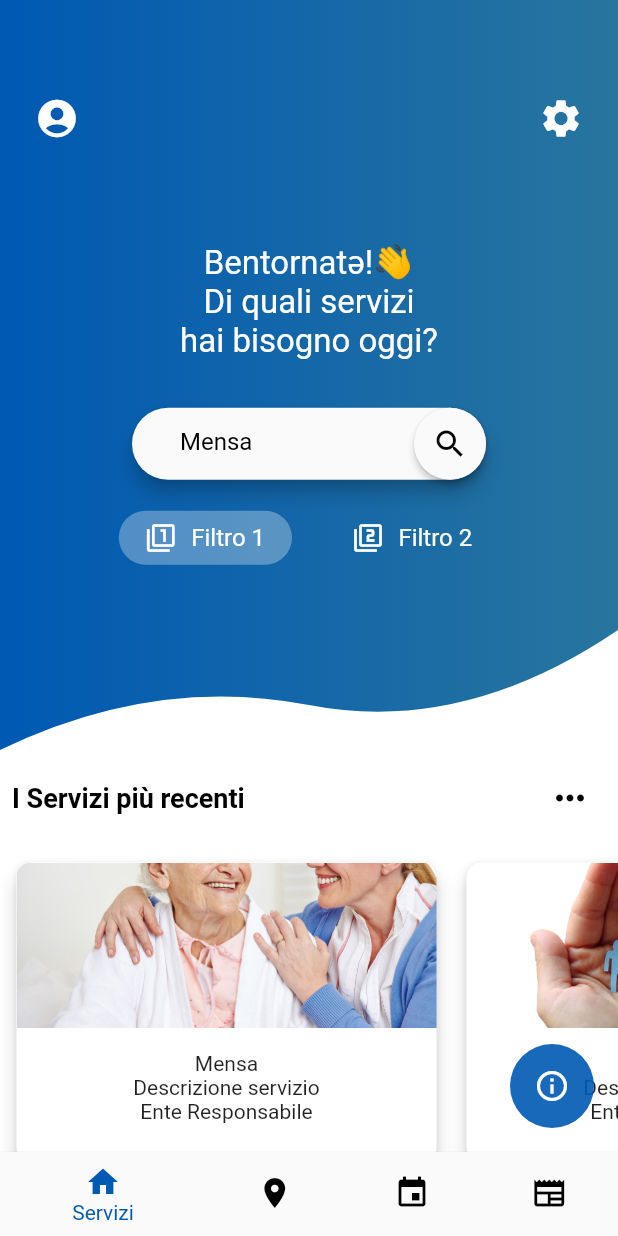
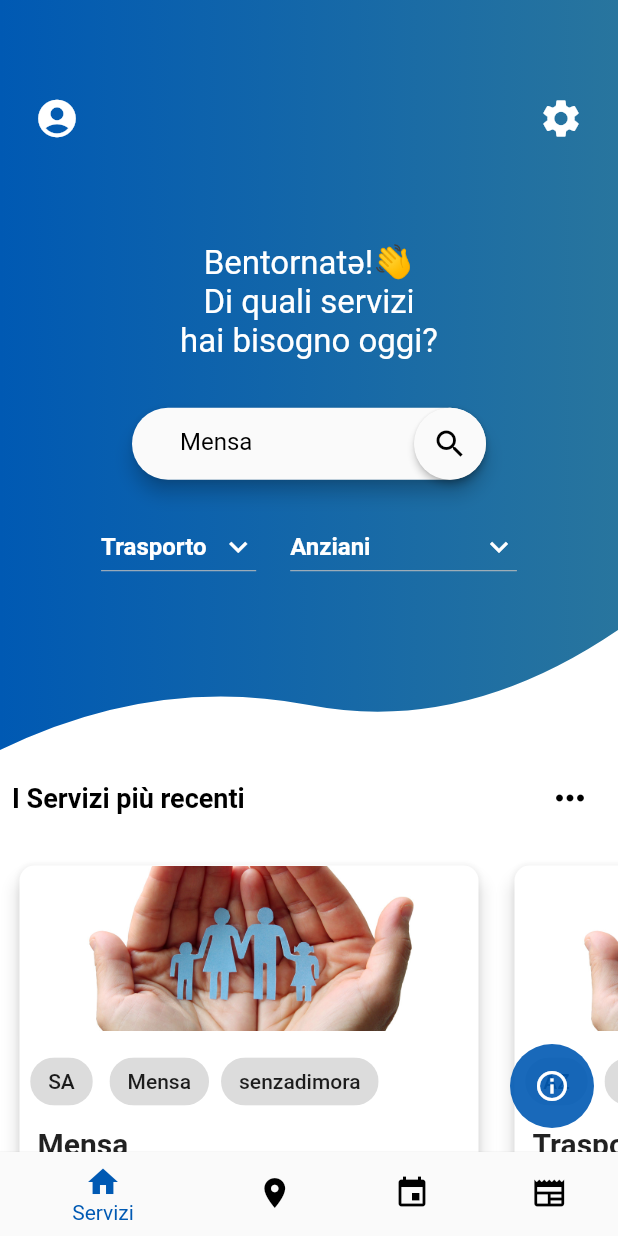
Before and after one commit to FedericoRipoli/EMAD2022_2023-8, a Flutter app: the BottomNav screen opened directly, on a phone screen of 412 x 824 dp. Run offline on Flutter 3.47's test engine with Material 2 defaults, Android fonts, the phone set to English and light mode, and no system bars; our stand-ins replace introduction_screen, shared_preferences; accounts and stored records are empty; project files that could hold a hidden picture were left out.

Commit message:
aggiornamento home
Correzione di alcune componenti

```diff
--- a/sws_frontend/lib/Service.dart
+++ /dev/null
@@ -1,147 +0,0 @@
-import 'package:flutter/material.dart';
-import 'main.dart';
-
-class Service extends StatelessWidget {
-  final String? image, monthyear, oldprice;
-  final String? name, discount, newprice;
-
-  const Service(
-      {Key? key,
-      this.image,
-      this.monthyear,
-      this.oldprice,
-      this.name,
-      this.discount,
-      this.newprice})
-      : super(key: key);
-  @override
-  Widget build(BuildContext context) {
-    Column c = Column(children: [
-      GestureDetector(
-        onTap: () {},
-        child: Container(
-          width: 300,
-          height: 220,
-          child: Card(
-            clipBehavior: Clip.antiAliasWithSaveLayer,
-            shape: RoundedRectangleBorder(
-              borderRadius: BorderRadius.circular(10.0),
-            ),
-            elevation: 5,
-            margin: const EdgeInsets.all(10),
-            child: Column(
-              children: [
-                SizedBox(
-                  width: 335,
-                  height: 110,
-                  child: Image.asset(
-                    image!,
-                    fit: BoxFit.fitWidth,
-                  ),
-                ),
-                const SizedBox(
-                  height: 16,
-                ),
-                Column(children: [
-                  Text(name!),
-                  Text('Descrizione servizio'),
-                  Text('Ente Responsabile')
-                ])
-              ],
-            ),
-          ),
-        ),
-      ),
-    ]);
-
-    return c;
-  }
-}
-
-/*
-* Column(
-      children: <Widget>[
-        ClipRRect(
-            borderRadius: const BorderRadius.all(Radius.circular(20)),
-            child: Stack(
-              children: <Widget>[
-                Padding(
-                  padding: const EdgeInsets.symmetric(horizontal: 5),
-                  child: Container(
-                    height: height! * .8 < 160 ? height! * .140 : 160,
-                    width: width! * .8 < 250 ? width! * .8 : 250,
-                    //   child:Image .asset(image,fit: BoxFit.cover,)
-                    decoration: BoxDecoration(
-                        image: DecorationImage(
-                            image: AssetImage(image!), fit: BoxFit.fill)),
-                  ),
-                ),
-                Positioned(
-                  height: 65,
-                  width: width! * .8 < 250 ? width! * .8 : 250,
-                  left: 5,
-                  //right: 0,
-                  bottom: 0,
-                  child: Container(
-                    decoration: const BoxDecoration(
-                        gradient: LinearGradient(
-                            colors: [Colors.black, Colors.black12],
-                            begin: Alignment.bottomCenter,
-                            end: Alignment.topCenter)),
-                  ),
-                ),
-                Positioned(
-                  left: 10,
-                  bottom: 10,
-                  right: 15,
-                  child: Row(
-                    mainAxisSize: MainAxisSize.max,
-                    mainAxisAlignment: MainAxisAlignment.spaceBetween,
-                    children: <Widget>[
-                      Container(
-                        padding: const EdgeInsets.symmetric(
-                            horizontal: 8, vertical: 2),
-                        child: Column(
-                          crossAxisAlignment: CrossAxisAlignment.start,
-                          children: <Widget>[
-                            Text(
-                              name!,
-                              style: const TextStyle(
-                                  fontSize: 18,
-                                  fontWeight: FontWeight.bold,
-                                  color: Colors.white),
-                            ),
-                            Text(
-                              monthyear!,
-                              style: const TextStyle(
-                                  fontSize: 14,
-                                  fontWeight: FontWeight.w400,
-                                  color: Colors.white),
-                            ),
-                          ],
-                        ),
-                      ),
-                      Container(
-                        padding: const EdgeInsets.symmetric(
-                            horizontal: 8, vertical: 2),
-                        decoration: const BoxDecoration(
-                            shape: BoxShape.rectangle,
-                            color: Colors.white,
-                            borderRadius:
-                                BorderRadius.all(Radius.circular(10))),
-                        child: Text(
-                          discount!,
-                          style: const TextStyle(
-                              fontSize: 14,
-                              fontWeight: FontWeight.w400,
-                              color: Colors.black),
-                        ),
-                      )
-                    ],
-                  ),
-                )
-              ],
-            )),
-      ],
-    );
-* */
--- /dev/null
+++ b/sws_frontend/lib/entity/Servizio.dart
@@ -0,0 +1,109 @@
+import 'package:flutter/material.dart';
+import 'package:frontend_sws/entity/Ente.dart';
+import 'Contatto.dart';
+
+class Servizio extends StatelessWidget {
+  final String id;
+  final String? nome, contenuto;
+  final List<AssetImage>? immagini;
+  final List<Contatto>? contatti;
+  final bool visibile;
+  final String? tags, ambito, tipologia;
+  final Ente? ente;
+  /*
+  * private List<Contatto> contatti;
+     private Ambito ambito;
+    @OneToOne
+    private Tipologia tipologia;
+    @OneToOne
+    private Ente ente;
+    @OneToMany
+    private List<OperazioneServizio> operazioni;
+  *
+  * */
+
+  const Servizio({
+    Key? key,
+    required this.id,
+    this.nome,
+    this.contenuto,
+    this.immagini,
+    this.contatti,
+    required this.visibile,
+    this.tags,
+    this.ambito,
+    this.tipologia,
+    this.ente,
+  }) : super(key: key);
+  @override
+  Widget build(BuildContext context) {
+    return Column(children: [
+      GestureDetector(
+        onTap: () {},
+        child: Container(
+          width: 330,
+          height: 240,
+          child: Card(
+            clipBehavior: Clip.antiAliasWithSaveLayer,
+            shape: RoundedRectangleBorder(
+              borderRadius: BorderRadius.circular(10.0),
+            ),
+            elevation: 5,
+            margin: const EdgeInsets.all(12),
+            child: Column(
+              children: [
+                SizedBox(
+                  width: 335,
+                  height: 110,
+                  child: Image.asset(
+                    "assets/images/welfare.jpg",
+                    fit: BoxFit.fitWidth,
+                  ),
+                ),
+                const SizedBox(
+                  height: 6,
+                ),
+                Column(children: [
+                  Row(children: [
+                    Container(
+                      margin: const EdgeInsets.all(4),
+                      child: Chip(
+                        label: Text(ambito!),
+                      ),
+                    ),
+                    Container(
+                      margin: const EdgeInsets.all(4),
+                      child: Chip(
+                        label: Text(tipologia!),
+                      ),
+                    ),
+                    Container(
+                      margin: const EdgeInsets.all(4),
+                      child: Chip(
+                        label: Text(tags!),
+                      ),
+                    ),
+                  ]),
+                  Row(children: [
+                    Container(
+                      margin: const EdgeInsets.only(left: 10),
+                      padding: const EdgeInsets.all(2),
+                      alignment: Alignment.center,
+                      child: Text(
+                        nome!,
+                        style: const TextStyle(
+                          fontSize: 20,
+                          fontWeight: FontWeight.bold,
+                        ),
+                      ),
+                    ),
+                  ]),
+                ])
+              ],
+            ),
+          ),
+        ),
+      ),
+    ]);
+  }
+}
--- a/sws_frontend/lib/main.dart
+++ b/sws_frontend/lib/main.dart
@@ -8,7 +8,7 @@ import 'screens/Options.dart';
 
 // utilities class
 import 'SearchTab.dart';
-import 'Service.dart';
+import 'entity/Servizio.dart';
 
 void main() {
   runApp(MaterialApp(
@@ -25,6 +25,7 @@ ThemeData appTheme = ThemeData(
   secondaryHeaderColor: const Color(0xFF28759E) /* Colors.teal*/
   ,
   scaffoldBackgroundColor: Colors.white,
+  visualDensity: VisualDensity.adaptivePlatformDensity,
   // fontFamily:
 );
 
@@ -171,6 +172,25 @@ class HomeTop extends StatefulWidget {
 // parte superiore della Home
 class _HomeTop extends State<HomeTop> {
   var isServiceSelected = true;
+  // Initial Selected Value
+  String dropdownvalue = 'Trasporto';
+  // List of items in our dropdown menu
+  var items = [
+    'Trasporto',
+    'Mensa',
+    'Svago',
+    'Assistenza',
+  ];
+
+  String dropdownvalue2 = 'Anziani';
+  // List of items in our dropdown menu
+  var items2 = [
+    'Anziani',
+    'Giovani',
+    'Disabilità Motorie',
+    'Autismo',
+  ];
+
   TextEditingController c = TextEditingController(text: services[2]);
   @override
   Widget build(BuildContext context) {
@@ -270,7 +290,8 @@ class _HomeTop extends State<HomeTop> {
                               horizontal: 32, vertical: 13),
                           suffixIcon: Material(
                             elevation: 2.0,
-                            borderRadius: BorderRadius.all(Radius.circular(30)),
+                            borderRadius:
+                                const BorderRadius.all(Radius.circular(30)),
                             child: InkWell(
                               child: const Icon(
                                 Icons.search,
@@ -295,29 +316,67 @@ class _HomeTop extends State<HomeTop> {
                   mainAxisAlignment: MainAxisAlignment.spaceAround,
                   children: <Widget>[
                     InkWell(
-                      child: Choice08(
-                          icon: Icons.filter_1,
-                          text: "Filtro 1",
-                          selected: isServiceSelected),
-                      onTap: () {
+                      child: DropdownButton(
+                        // Initial Value
+                        value: dropdownvalue,
+                        dropdownColor: appTheme.primaryColor,
+                        // Down Arrow Icon
+                        icon: const Icon(
+                          Icons.keyboard_arrow_down,
+                          color: Colors.white,
+                        ),
+
+                        // Array list of items
+                        items: items.map((String items) {
+                          return DropdownMenuItem(
+                            value: items,
+                            child: Text(items,
+                                style: const TextStyle(
+                                    color: Colors.white,
+                                    fontWeight: FontWeight.bold)),
+                          );
+                        }).toList(),
+                        // After selecting the desired option,it will
+                        // change button value to selected value
+                        onChanged: (String? newValue) {
                           setState(() {
-                          isServiceSelected = true;
+                            dropdownvalue = newValue!;
                           });
                         },
+                      ),
                     ),
                     SizedBox(
                       width: width! * 0.055,
                     ),
                     InkWell(
-                      child: Choice08(
-                          icon: Icons.filter_2,
-                          text: "Filtro 2",
-                          selected: !isServiceSelected),
-                      onTap: () {
+                      child: DropdownButton(
+                        // Initial Value
+                        value: dropdownvalue2,
+                        dropdownColor: appTheme.primaryColor,
+                        // Down Arrow Icon
+                        icon: const Icon(
+                          Icons.keyboard_arrow_down,
+                          color: Colors.white,
+                        ),
+
+                        // Array list of items
+                        items: items2.map((String items) {
+                          return DropdownMenuItem(
+                            value: items,
+                            child: Text(items,
+                                style: const TextStyle(
+                                    color: Colors.white,
+                                    fontWeight: FontWeight.bold)),
+                          );
+                        }).toList(),
+                        // After selecting the desired option,it will
+                        // change button value to selected value
+                        onChanged: (String? newValue) {
                           setState(() {
-                          isServiceSelected = false;
+                            dropdownvalue2 = newValue!;
                           });
                         },
+                      ),
                     ),
                   ],
                 )
@@ -434,7 +493,7 @@ var homeDown = Column(
       //height: height! * .25 < 170 ? height! * .25 : 170,
       //height: height! * .25 < 300 ? height! * .25 : 300,
       child: ConstrainedBox(
-        constraints: BoxConstraints(maxHeight: 250, minHeight: height! * .13),
+        constraints: BoxConstraints(maxHeight: 280, minHeight: height! * .10),
         child: ListView.builder(
             itemBuilder: (context, index) => listServices[index],
             shrinkWrap: true,
@@ -446,29 +505,23 @@ var homeDown = Column(
   ],
 );
 
-List<Service> listServices = [
-  const Service(
-    image: "assets/images/servizi-sociali.jpg",
-    name: "Mensa",
-    monthyear: "19:00-21:00",
-    oldprice: "Gratis",
-    newprice: "Salerno",
-    discount: "SA",
+List<Servizio> listServices = [
+  const Servizio(
+    id: "00001",
+    nome: "Mensa",
+    contenuto: "Servizio mensa per i senzadimora",
+    visibile: true,
+    tags: "senzadimora",
+    ambito: "SA",
+    tipologia: "Mensa",
   ),
-  const Service(
-    image: "assets/images/welfare.jpg",
-    name: "Taxi",
-    monthyear: "Prenota",
-    oldprice: "Gratis",
-    newprice: "Pellezzano",
-    discount: "SA",
-  ),
-  const Service(
-    image: "assets/images/servizi-sociali.jpg",
-    name: "Mensa",
-    monthyear: "12:00-15:00",
-    oldprice: "Gratis",
-    newprice: "Salerno",
-    discount: "SA",
+  const Servizio(
+    id: "00002",
+    nome: "Trasporto Anziani",
+    contenuto: "Servizio di trasporto per gli anziani",
+    visibile: true,
+    tags: "anziani",
+    ambito: "AZ",
+    tipologia: "Trasporto",
   ),
 ];
```
Also changed, not shown: sws_frontend/lib/SearchTab.dart (+17 -23 lines), sws_frontend/lib/entity/Contatto.dart (added, +27 -0 lines), sws_frontend/lib/entity/Ente.dart (added, +32 -0 lines). Lines whose indentation alone changed are shown as unchanged.
